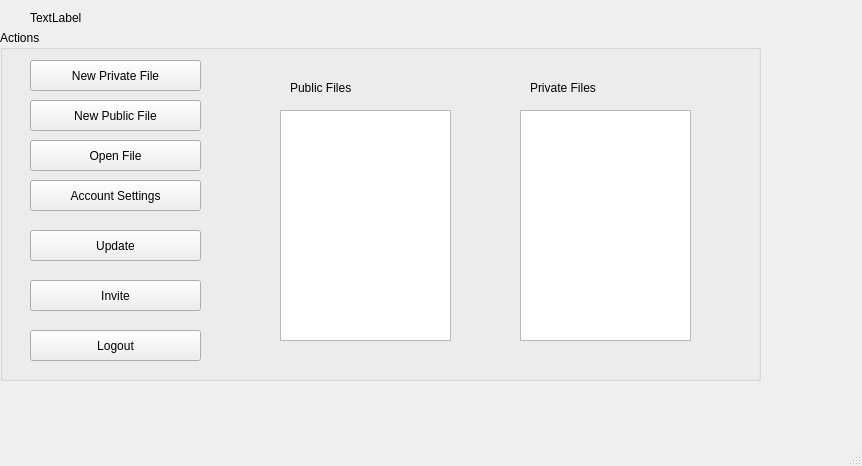
This is concurrentTextEditor/loggedinmainwindow.ui in scottiexdev/concurrentTextEditor as Qt 5 draws it before an edit. The edited form follows.
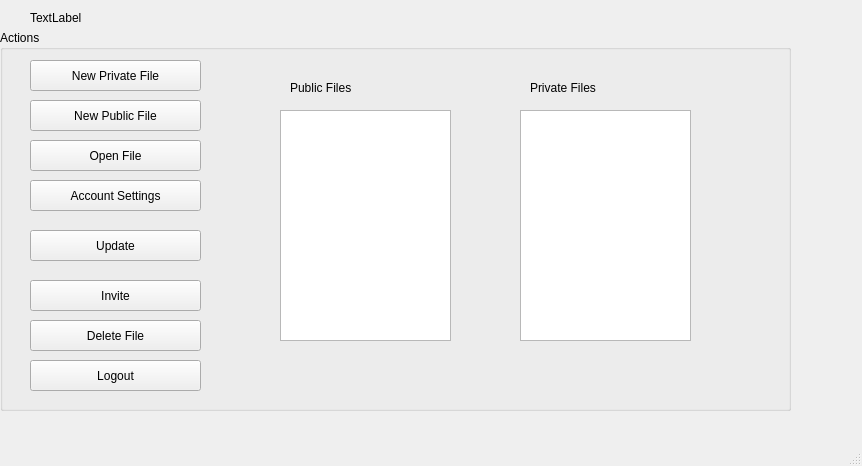
This is the edited form.

Commit message: implemented delete file from button with broadcast to users with file opened

The edit to the form file:
```diff
--- a/concurrentTextEditor/loggedinmainwindow.ui
+++ b/concurrentTextEditor/loggedinmainwindow.ui
@@ -19,8 +19,8 @@
      <rect>
       <x>0</x>
       <y>30</y>
-      <width>761</width>
-      <height>351</height>
+      <width>791</width>
+      <height>381</height>
      </rect>
     </property>
     <layout class="QHBoxLayout" name="horizontalLayout">
@@ -128,7 +128,7 @@
         <property name="geometry">
          <rect>
           <x>30</x>
-          <y>300</y>
+          <y>330</y>
           <width>171</width>
           <height>31</height>
          </rect>
@@ -214,6 +214,28 @@
          <string>New Private File</string>
         </property>
        </widget>
+       <widget class="QPushButton" name="pushButtonDeleteFile_3">
+        <property name="enabled">
+         <bool>true</bool>
+        </property>
+        <property name="geometry">
+         <rect>
+          <x>30</x>
+          <y>290</y>
+          <width>171</width>
+          <height>31</height>
+         </rect>
+        </property>
+        <property name="minimumSize">
+         <size>
+          <width>171</width>
+          <height>31</height>
+         </size>
+        </property>
+        <property name="text">
+         <string>Delete File</string>
+        </property>
+       </widget>
       </widget>
      </item>
     </layout>
```
Left out of the diff: 2 changed lines with no effect on the pictures. The commit also changes 9 other files.
